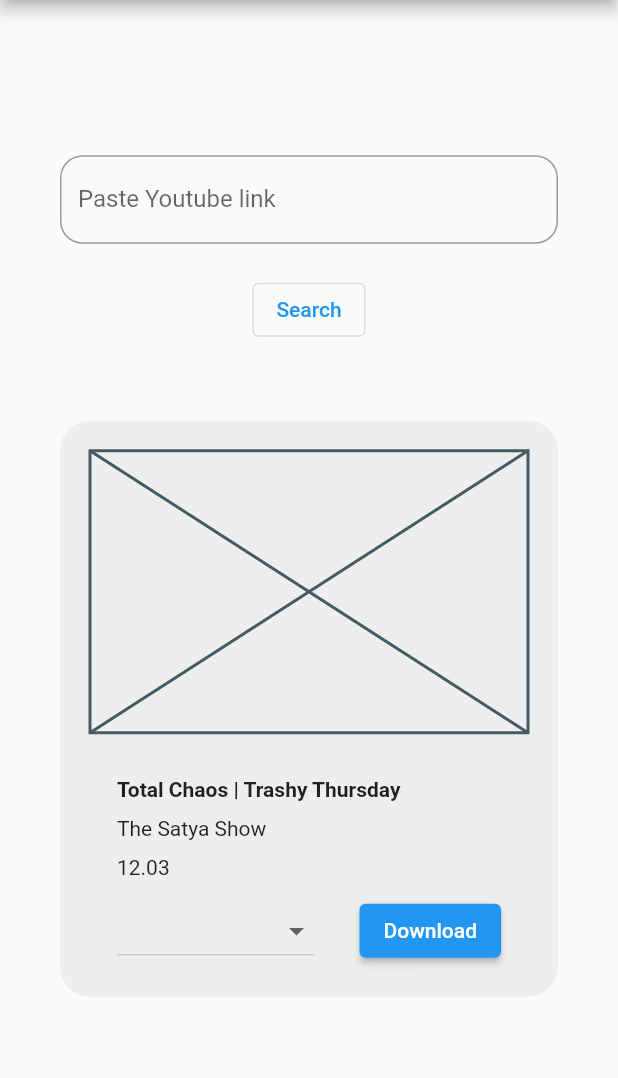
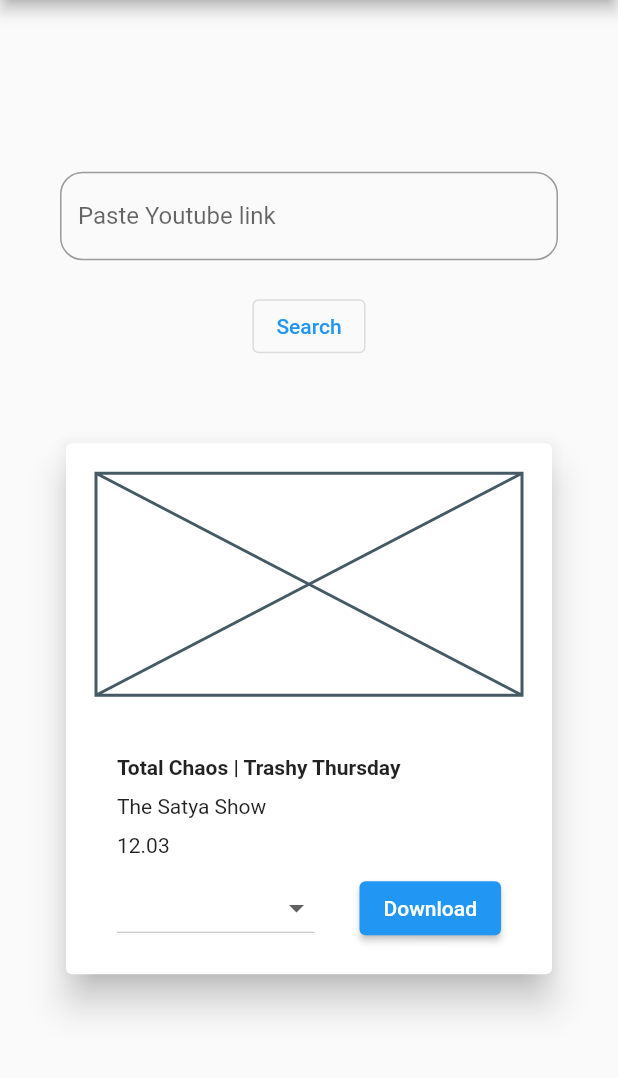
Before and after one commit to aparnapanda55/youtube_downloader, a Flutter app: the screen it shows after launch, on a phone screen of 412 x 824 dp, the part 84-1162 px from its top. Run offline on Flutter 3.47's test engine with Material 2 defaults, Android fonts, the phone set to English and light mode, and no system bars.

Commit message:
container -> Card

```diff
--- a/lib/main.dart
+++ b/lib/main.dart
@@ -75,13 +75,17 @@ class ResultPane extends StatelessWidget {
 
   @override
   Widget build(BuildContext context) {
-    return Container(
-      decoration: BoxDecoration(
-        borderRadius: BorderRadius.circular(20),
-        color: Colors.grey[200],
-      ),
-      padding: const EdgeInsets.all(20),
-      child: const AdaptiveResultPane(),
+    // return Container(
+    //   decoration: BoxDecoration(
+    //     borderRadius: BorderRadius.circular(20),
+    //     color: Colors.grey[200],
+    //   ),
+    //   padding: const EdgeInsets.all(20),
+    //   child: const AdaptiveResultPane(),
+    // );
+    return const Card(
+      elevation: 10,
+      child: AdaptiveResultPane(),
     );
   }
 }
@@ -99,20 +103,14 @@ class AdaptiveResultPane extends StatelessWidget {
             ? Column(
                 children: const [
                   Thumbnail(),
-                  SizedBox(
-                    height: 30,
-                  ),
-                  DownloadDetails()
+                  DownloadDetails(),
                 ],
               )
             : Row(
                 mainAxisAlignment: MainAxisAlignment.start,
                 children: const [
                   Thumbnail(),
-                  SizedBox(
-                    width: 30,
-                  ),
-                  DownloadDetails()
+                  DownloadDetails(),
                 ],
               );
       },
@@ -127,7 +125,9 @@ class DownloadDetails extends StatelessWidget {
 
   @override
   Widget build(BuildContext context) {
-    return Column(
+    return Container(
+      padding: const EdgeInsets.all(20),
+      child: Column(
         crossAxisAlignment: CrossAxisAlignment.start,
         children: [
           const Text(
@@ -176,6 +176,7 @@ class DownloadDetails extends StatelessWidget {
             ],
           )
         ],
+      ),
     );
   }
 }
@@ -187,9 +188,10 @@ class Thumbnail extends StatelessWidget {
 
   @override
   Widget build(BuildContext context) {
-    return const SizedBox(
+    return Container(
       height: 188,
       width: 336,
+      padding: EdgeInsets.all(20),
       child: Placeholder(
         fallbackHeight: 100,
         fallbackWidth: 200,
```
Lines whose indentation alone changed are shown as unchanged.
